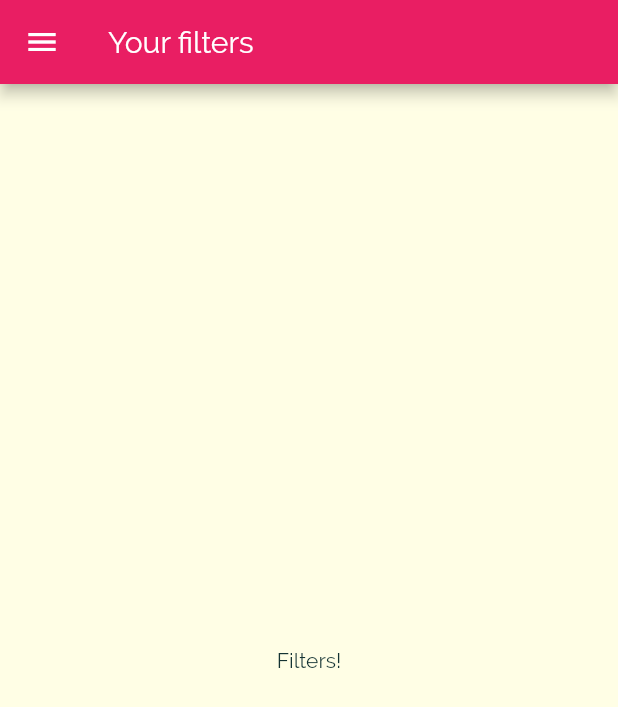
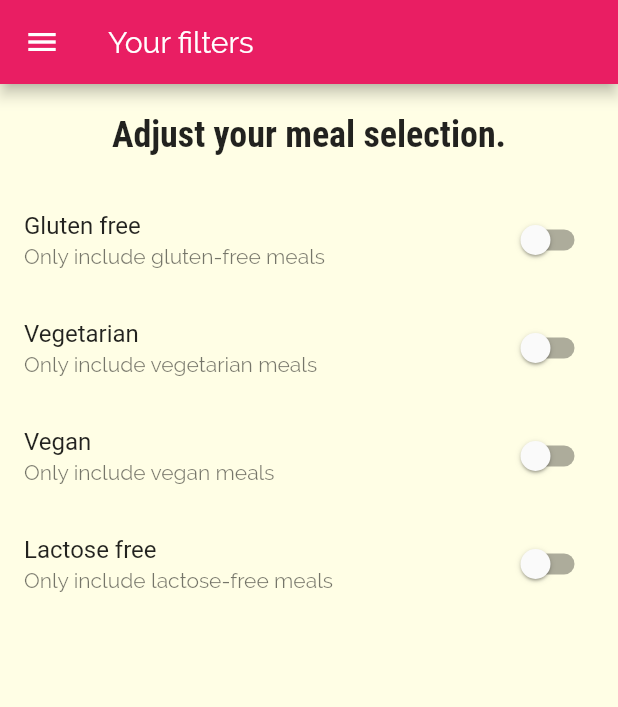
Before and after one commit to leosuncin/flutter_meal_app, a Flutter app: the FilterScreen screen opened by its route, on a phone screen of 412 x 824 dp. Shown: the top 707 px of the screen. Run offline on Flutter 3.47's test engine with Material 2 defaults, Android fonts, the phone set to English and light mode, and no system bars.

Commit message:
Add filter controls

```diff
--- a/lib/filter_screen.dart
+++ b/lib/filter_screen.dart
@@ -2,8 +2,32 @@ import 'package:flutter/material.dart';
 
 import 'main_drawer.dart';
 
-class FilterScreen extends StatelessWidget {
+class FilterScreen extends StatefulWidget {
   static final String routeName = '/filters';
+
+  @override
+  _FilterScreenState createState() => _FilterScreenState();
+}
+
+class _FilterScreenState extends State<FilterScreen> {
+  bool _glutenFree = false;
+  bool _vegetarian = false;
+  bool _vegan = false;
+  bool _lactoseFree = false;
+
+  SwitchListTile _buildSwitchListTile(
+    String title,
+    String subtitle,
+    bool value,
+    Function onChange,
+  ) {
+    return SwitchListTile(
+      title: Text(title),
+      subtitle: Text(subtitle),
+      value: value,
+      onChanged: onChange,
+    );
+  }
 
   @override
   Widget build(BuildContext context) {
@@ -12,8 +36,47 @@ class FilterScreen extends StatelessWidget {
         title: Text('Your filters'),
       ),
       drawer: MainDrawer(),
-      body: Center(
-        child: Text('Filters!'),
+      body: Column(
+        children: <Widget>[
+          Container(
+            padding: EdgeInsets.all(20),
+            child: Text(
+              'Adjust your meal selection.',
+              style: Theme.of(context).textTheme.headline6,
+            ),
+          ),
+          Expanded(
+              child: ListView(
+            children: <Widget>[
+              _buildSwitchListTile(
+                  'Gluten free', 'Only include gluten-free meals', _glutenFree,
+                  (value) {
+                setState(() {
+                  _glutenFree = value;
+                });
+              }),
+              _buildSwitchListTile(
+                  'Vegetarian', 'Only include vegetarian meals', _vegetarian,
+                  (value) {
+                setState(() {
+                  _vegetarian = value;
+                });
+              }),
+              _buildSwitchListTile('Vegan', 'Only include vegan meals', _vegan,
+                  (value) {
+                setState(() {
+                  _vegan = value;
+                });
+              }),
+              _buildSwitchListTile('Lactose free',
+                  'Only include lactose-free meals', _lactoseFree, (value) {
+                setState(() {
+                  _lactoseFree = value;
+                });
+              }),
+            ],
+          ))
+        ],
       ),
     );
   }
```
